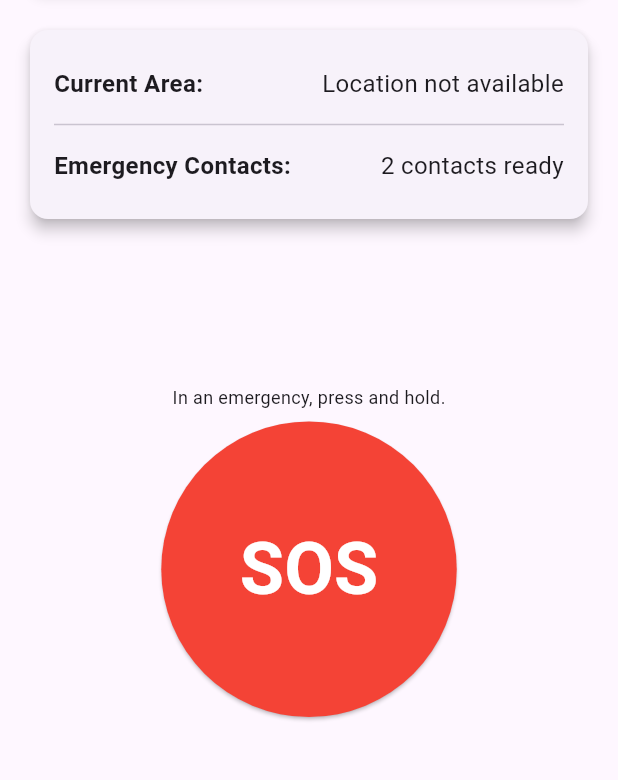
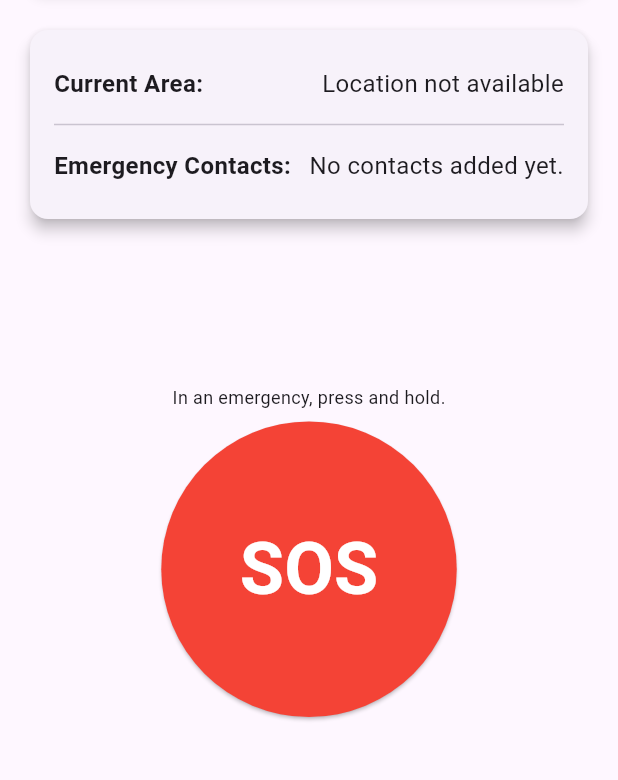
Before and after one commit to rahulpedapudi/geo-guard, a Flutter app: the DashboardScreen screen opened directly, on a phone screen of 412 x 824 dp, the part 336-1116 px from its top. Run offline on Flutter 3.47's test engine with Material 3 defaults, Android fonts, the phone set to English and light mode, and no system bars; our stand-ins replace flutter_contacts, flutter_map, geocoding, geolocator, hive, hive_flutter and 3 more; accounts and stored records are empty.

Commit message:
feat: implement Hive Database for storing emergency contacts

```diff
--- a/lib/main.dart
+++ b/lib/main.dart
@@ -1,12 +1,17 @@
 import 'package:flutter/material.dart';
+import 'package:project_sih/models/emergency_contact.dart';
 import 'package:project_sih/screens/initial_onboarding.dart';
 import 'package:project_sih/screens/main_screen.dart';
+import 'package:hive_flutter/hive_flutter.dart';
 import 'package:shared_preferences/shared_preferences.dart';
 
 Future<void> main() async {
   WidgetsFlutterBinding.ensureInitialized();
   final prefs = await SharedPreferences.getInstance();
   final bool showOnboarding = prefs.getBool('onboarding_complete') ?? true;
+  await Hive.initFlutter();
+  Hive.registerAdapter(EmergencyContactAdapter());
+  await Hive.openBox<EmergencyContact>('emergency_contacts');
   runApp(MyApp(showOnboarding: showOnboarding));
 }
 
--- a/lib/models/emergency_contact.dart
+++ b/lib/models/emergency_contact.dart
@@ -1,13 +1,25 @@
+// // lib/models/emergency_contact.dart
 
-// lib/models/emergency_contact.dart
+// /// Represents an emergency contact.
+// class EmergencyContact {
+//   /// The name of the contact.
+//   final String name;
 
-/// Represents an emergency contact.
+//   /// The phone number of the contact.
+//   final String phoneNumber;
+
+//   EmergencyContact({required this.name, required this.phoneNumber});
+// }
+import 'package:hive/hive.dart';
+part 'emergency_contact.g.dart';
+
+@HiveType(typeId: 0)
 class EmergencyContact {
-  /// The name of the contact.
+  @HiveField(0)
   final String name;
 
-  /// The phone number of the contact.
+  @HiveField(1)
   final String phoneNumber;
 
-  EmergencyContact({required this.name, required this.phoneNumber});
+  EmergencyContact(this.name, this.phoneNumber);
 }
--- a/lib/screens/dashboard_screen.dart
+++ b/lib/screens/dashboard_screen.dart
@@ -3,6 +3,8 @@ import 'package:flutter/foundation.dart';
 import 'package:flutter/material.dart';
 import 'package:geocoding/geocoding.dart';
 import 'package:geolocator/geolocator.dart';
+import 'package:hive_flutter/hive_flutter.dart';
+import 'package:project_sih/models/emergency_contact.dart';
 import 'package:project_sih/services/location_service.dart';
 
 /// The main dashboard of the app, providing a quick overview of the user's safety status.
@@ -166,11 +168,7 @@ class _DashboardScreenState extends State<DashboardScreen> {
                       value: _isLoading ? 'Loading...' : _currentAddress,
                     ),
                     const Divider(),
-                    _buildInfoRow(
-                      context,
-                      label: 'Emergency Contacts:',
-                      value: '2 contacts ready', // Hardcoded as requested
-                    ),
+                    _buildEmergencyContactsList(),
                   ],
                 ),
               ),
@@ -223,12 +221,54 @@ class _DashboardScreenState extends State<DashboardScreen> {
     );
   }
 
+  /// A helper widget to build the list of emergency contacts.
+  Widget _buildEmergencyContactsList() {
+    return ValueListenableBuilder(
+      valueListenable: Hive.box<EmergencyContact>('emergency_contacts').listenable(),
+      builder: (context, Box<EmergencyContact> box, _) {
+        final contacts = box.values.toList();
+        if (contacts.isEmpty) {
+          return _buildInfoRow(
+            context,
+            label: 'Emergency Contacts:',
+            value: 'No contacts added yet.',
+          );
+        }
+        return Column(
+          crossAxisAlignment: CrossAxisAlignment.start,
+          children: [
+            const Text(
+              'Emergency Contacts:',
+              style: TextStyle(fontSize: 16, fontWeight: FontWeight.bold),
+            ),
+            const SizedBox(height: 8),
+            ListView.builder(
+              shrinkWrap: true,
+              physics: const NeverScrollableScrollPhysics(),
+              itemCount: contacts.length,
+              itemBuilder: (context, index) {
+                final contact = contacts[index];
+                return ListTile(
+                  leading: const Icon(Icons.person),
+                  title: Text(contact.name),
+                  subtitle: Text(contact.phoneNumber),
+                );
+              },
+            ),
+          ],
+        );
+      },
+    );
+  }
+
   /// A helper widget to build a row of information with a label and a value.
   Widget _buildInfoRow(
-    BuildContext context, {
+    BuildContext context,
+    {
     required String label,
     required String value,
-  }) {
+  }
+  ) {
     return Padding(
       padding: const EdgeInsets.symmetric(vertical: 8.0),
       child: Row(
--- a/lib/widgets/map_layer.dart
+++ b/lib/widgets/map_layer.dart
@@ -31,14 +31,14 @@ class MapLayerWidget extends StatelessWidget {
       mapController: mapController,
       options: MapOptions(
         initialCenter: mapCenter,
-        initialZoom: 13.0,
+        initialZoom: 15.0,
         minZoom: 3.0,
         maxZoom: 18.0,
       ),
       children: [
         // The OpenStreetMap tile layer.
         TileLayer(
-          urlTemplate: 'https://{s}.tile.openstreetmap.org/{z}/{x}/{y}.png',
+          urlTemplate: 'https://tile.openstreetmap.org/{z}/{x}/{y}.png',
           subdomains: const ['a', 'b', 'c'],
           tileProvider: CustomTileProvider(
             userAgent: 'dev.rahul.project_sih/0.1.0',
--- a/pubspec.yaml
+++ b/pubspec.yaml
@@ -1,5 +1,5 @@
 name: project_sih
-description: "A new Flutter project."
+description: "Smart Tourist Safety Monitoring & Incident Response System"
 publish_to: "none"
 version: 0.1.0
 
@@ -19,11 +19,15 @@ dependencies:
   geocoding: ^4.0.0
   http: ^1.2.1
   flutter_contacts: ^1.1.7
+  hive: ^2.2.3
+  hive_flutter: ^1.1.0
 
 dev_dependencies:
   flutter_test:
     sdk: flutter
   flutter_lints: ^5.0.0
+  hive_generator: ^2.0.0
+  build_runner: ^2.3.3
 
 flutter:
   uses-material-design: true
```
Also changed, not shown: lib/screens/onboarding/emergency_contacts.dart (+55 -20 lines), lib/screens/settings_screen.dart (+18 -1 lines), lib/models/emergency_contact.g.dart (added), pubspec.lock, 2 other files.
